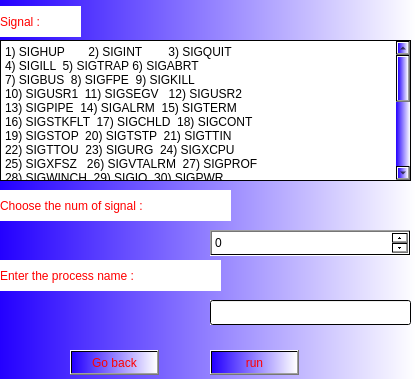
This is test2_e.ui in ALITO1998/os-task as Qt 5 draws it before an edit. The edited form follows.
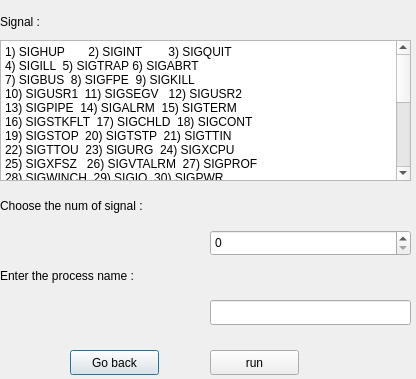
This is the edited form.

```diff
--- a/test2_e.ui
+++ b/test2_e.ui
@@ -14,7 +14,7 @@
    <string>Dialog</string>
   </property>
   <property name="styleSheet">
-   <string notr="true">background-color: qlineargradient(spread:pad, x1:0, y1:0, x2:1, y2:0, stop:0 rgba(36, 0, 255, 255), stop:1 rgba(255, 255, 255, 255));</string>
+   <string notr="true"/>
   </property>
   <widget class="QPlainTextEdit" name="plainTextEdit">
    <property name="geometry">
@@ -26,9 +26,7 @@
     </rect>
    </property>
    <property name="styleSheet">
-    <string notr="true">background-color: qlineargradient(spread:pad, x1:0, y1:0, x2:1, y2:0, stop:0 rgba(255, 255, 255, 255), stop:1 rgba(255, 255, 255, 255));
-color: qlineargradient(spread:pad, x1:0, y1:0, x2:0, y2:0, stop:0 rgba(255, 0, 0, 255), stop:1 rgba(255, 255, 255, 255));
-font: 57 italic 13pt &quot;URW Chancery L&quot;;</string>
+    <string notr="true"/>
    </property>
    <property name="plainText">
     <string>1) SIGHUP	 2) SIGINT	 3) SIGQUIT
@@ -64,9 +62,7 @@
     </rect>
    </property>
    <property name="styleSheet">
-    <string notr="true">font: 57 italic 18pt &quot;URW Chancery L&quot;;
-background-color: qlineargradient(spread:pad, x1:0, y1:0, x2:1, y2:0, stop:0 rgba(255, 255, 255, 255), stop:1 rgba(255, 255, 255, 255));
-color: qlineargradient(spread:pad, x1:0, y1:0, x2:0, y2:0, stop:0 rgba(255, 0, 0, 255), stop:1 rgba(255, 255, 255, 255));</string>
+    <string notr="true"/>
    </property>
    <property name="text">
     <string>Signal :</string>
@@ -82,9 +78,7 @@
     </rect>
    </property>
    <property name="styleSheet">
-    <string notr="true">font: 57 italic 18pt &quot;URW Chancery L&quot;;
-background-color: qlineargradient(spread:pad, x1:0, y1:0, x2:1, y2:0, stop:0 rgba(255, 255, 255, 255), stop:1 rgba(255, 255, 255, 255));
-color: qlineargradient(spread:pad, x1:0, y1:0, x2:0, y2:0, stop:0 rgba(255, 0, 0, 255), stop:1 rgba(255, 255, 255, 255));</string>
+    <string notr="true"/>
    </property>
    <property name="text">
     <string>Choose the num of signal :</string>
@@ -100,9 +94,7 @@
     </rect>
    </property>
    <property name="styleSheet">
-    <string notr="true">background-color: qlineargradient(spread:pad, x1:0, y1:0, x2:1, y2:0, stop:0 rgba(255, 255, 255, 255));
-color: qlineargradient(spread:pad, x1:0, y1:0, x2:0, y2:0, stop:0 rgba(255, 0, 0, 255), stop:1 rgba(255, 255, 255, 255));
-font: 57 italic 18pt &quot;URW Chancery L&quot;;</string>
+    <string notr="true"/>
    </property>
    <property name="text">
     <string>Enter the process name :</string>
@@ -118,9 +110,7 @@
     </rect>
    </property>
    <property name="styleSheet">
-    <string notr="true">font: 57 italic 18pt &quot;URW Chancery L&quot;;
-background-color: qlineargradient(spread:pad, x1:0, y1:0, x2:1, y2:0, stop:0 rgba(255, 255, 255, 255), stop:1 rgba(255, 255, 255, 255));
-color: qlineargradient(spread:pad, x1:0, y1:0, x2:0, y2:0, stop:0 rgba(255, 0, 0, 255), stop:1 rgba(255, 255, 255, 255));</string>
+    <string notr="true"/>
    </property>
   </widget>
   <widget class="QLineEdit" name="lineEdit">
@@ -133,9 +123,7 @@
     </rect>
    </property>
    <property name="styleSheet">
-    <string notr="true">color: qlineargradient(spread:pad, x1:0, y1:0, x2:0, y2:0, stop:0 rgba(255, 0, 0, 255), stop:1 rgba(255, 255, 255, 255));
-background-color: qlineargradient(spread:pad, x1:0, y1:0, x2:1, y2:0, stop:0 rgba(255, 255, 255, 255), stop:1 rgba(255, 255, 255, 255));
-font: 57 italic 13pt &quot;URW Chancery L&quot;;</string>
+    <string notr="true"/>
    </property>
   </widget>
   <widget class="QPushButton" name="goback">
@@ -148,7 +136,7 @@
     </rect>
    </property>
    <property name="styleSheet">
-    <string notr="true">color: qlineargradient(spread:pad, x1:0, y1:0, x2:0, y2:0, stop:0 rgba(255, 0, 0, 255), stop:1 rgba(255, 255, 255, 255));</string>
+    <string notr="true"/>
    </property>
    <property name="text">
     <string>Go back</string>
@@ -164,7 +152,7 @@
     </rect>
    </property>
    <property name="styleSheet">
-    <string notr="true">color: qlineargradient(spread:pad, x1:0, y1:0, x2:0, y2:0, stop:0 rgba(255, 0, 0, 255), stop:1 rgba(255, 255, 255, 255));</string>
+    <string notr="true"/>
    </property>
    <property name="text">
     <string>run</string>
```
